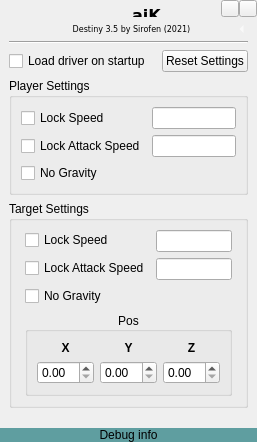
Before: the Qt Designer form aikwidget.ui in sirofen/aiK, drawn with Qt 5.
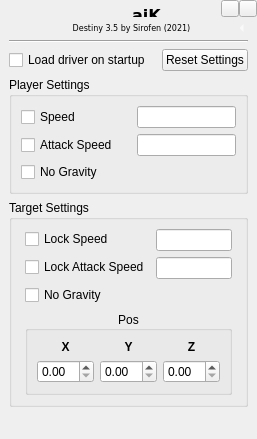
After: the same form once the commit is applied. Custom widgets are drawn as their Qt base class.

Commit message: new console plain text frame

```diff
--- a/aikwidget.ui
+++ b/aikwidget.ui
@@ -10,15 +10,27 @@
     <x>0</x>
     <y>0</y>
     <width>257</width>
-    <height>442</height>
+    <height>439</height>
    </rect>
   </property>
   <property name="sizePolicy">
-   <sizepolicy hsizetype="Preferred" vsizetype="MinimumExpanding">
+   <sizepolicy hsizetype="Preferred" vsizetype="Expanding">
     <horstretch>0</horstretch>
     <verstretch>0</verstretch>
    </sizepolicy>
   </property>
+  <property name="minimumSize">
+   <size>
+    <width>0</width>
+    <height>0</height>
+   </size>
+  </property>
+  <property name="maximumSize">
+   <size>
+    <width>257</width>
+    <height>439</height>
+   </size>
+  </property>
   <property name="windowTitle">
    <string notr="true">aiK</string>
   </property>
@@ -32,6 +44,9 @@
    <locale language="English" country="UnitedStates"/>
   </property>
   <layout class="QVBoxLayout" name="verticalLayout_2">
+   <property name="spacing">
+    <number>5</number>
+   </property>
    <property name="leftMargin">
     <number>0</number>
    </property>
@@ -781,7 +796,7 @@
        </property>
        <layout class="QGridLayout" name="gridLayout_2">
         <item row="0" column="0">
-         <layout class="QFormLayout" name="playerLayout">
+         <layout class="QGridLayout" name="gridLayout">
           <property name="leftMargin">
            <number>0</number>
           </property>
@@ -795,7 +810,7 @@
            <number>0</number>
           </property>
           <item row="0" column="0">
-           <widget class="QCheckBox" name="playerLockSpeedCheck">
+           <widget class="QCheckBox" name="playerEnableSpeedCheck">
             <property name="sizePolicy">
              <sizepolicy hsizetype="Preferred" vsizetype="Preferred">
               <horstretch>0</horstretch>
@@ -803,11 +818,11 @@
              </sizepolicy>
             </property>
             <property name="text">
-             <string>Lock Speed</string>
+             <string>Speed</string>
             </property>
            </widget>
           </item>
-          <item row="0" column="1">
+          <item row="0" column="2">
            <widget class="QLineEdit" name="playerSpeedMod">
             <property name="sizePolicy">
              <sizepolicy hsizetype="Preferred" vsizetype="Preferred">
@@ -818,7 +833,7 @@
            </widget>
           </item>
           <item row="1" column="0">
-           <widget class="QCheckBox" name="playerLockAttackSpeedCheck">
+           <widget class="QCheckBox" name="playerEnableAttackSpeedCheck">
             <property name="sizePolicy">
              <sizepolicy hsizetype="Preferred" vsizetype="Preferred">
               <horstretch>0</horstretch>
@@ -826,17 +841,7 @@
              </sizepolicy>
             </property>
             <property name="text">
-             <string>Lock Attack Speed</string>
-            </property>
-           </widget>
-          </item>
-          <item row="1" column="1">
-           <widget class="QLineEdit" name="playerAttackSpeedMod">
-            <property name="sizePolicy">
-             <sizepolicy hsizetype="Preferred" vsizetype="Preferred">
-              <horstretch>0</horstretch>
-              <verstretch>0</verstretch>
-             </sizepolicy>
+             <string>Attack Speed</string>
             </property>
            </widget>
           </item>
@@ -853,6 +858,41 @@
             </property>
            </widget>
           </item>
+          <item row="1" column="2">
+           <widget class="QLineEdit" name="playerAttackSpeedMod">
+            <property name="sizePolicy">
+             <sizepolicy hsizetype="Preferred" vsizetype="Preferred">
+              <horstretch>0</horstretch>
+              <verstretch>0</verstretch>
+             </sizepolicy>
+            </property>
+            <property name="toolTip">
+             <string>&lt;style&gt;
+p.line_height {
+line-height: 0.3
+}
+&lt;/style&gt;
+&lt;html&gt;&lt;head/&gt;&lt;body&gt;&lt;p class=&quot;line_height&quot;&gt;Write Literal value or an Operation.&lt;/p&gt;&lt;p class=&quot;line_height&quot;&gt;Supported operators: &lt;span style=&quot; font-weight:600;&quot;&gt;- + *&lt;/span&gt;&lt;/p&gt;&lt;p&gt;Operation example:&lt;span style=&quot; font-weight:600;&quot;&gt; *0.25&lt;/span&gt;&lt;/p&gt;&lt;/body&gt;&lt;/html&gt;</string>
+            </property>
+           </widget>
+          </item>
+          <item row="0" column="1">
+           <widget class="QLabel" name="playerSpeedFunLabel">
+            <property name="toolTip">
+             <string>Operation on Speed</string>
+            </property>
+            <property name="text">
+             <string/>
+            </property>
+           </widget>
+          </item>
+          <item row="1" column="1">
+           <widget class="QLabel" name="playerAttackSpeedFunLabel">
+            <property name="text">
+             <string/>
+            </property>
+           </widget>
+          </item>
          </layout>
         </item>
        </layout>
@@ -1059,21 +1099,21 @@
        </layout>
       </widget>
      </item>
-     <item>
-      <spacer name="verticalSpacer">
-       <property name="orientation">
-        <enum>Qt::Vertical</enum>
-       </property>
-       <property name="sizeHint" stdset="0">
-        <size>
-         <width>20</width>
-         <height>40</height>
-        </size>
-       </property>
-      </spacer>
-     </item>
     </layout>
    </item>
+   <item>
+    <spacer name="verticalSpacer">
+     <property name="orientation">
+      <enum>Qt::Vertical</enum>
+     </property>
+     <property name="sizeHint" stdset="0">
+      <size>
+       <width>20</width>
+       <height>0</height>
+      </size>
+     </property>
+    </spacer>
+   </item>
    <item>
     <widget class="QFrame" name="consoleFrame">
      <property name="sizePolicy">
@@ -1083,43 +1123,55 @@
       </sizepolicy>
      </property>
      <layout class="QVBoxLayout" name="verticalLayout" stretch="0">
+      <property name="spacing">
+       <number>0</number>
+      </property>
       <property name="sizeConstraint">
        <enum>QLayout::SetDefaultConstraint</enum>
       </property>
       <property name="leftMargin">
-       <number>0</number>
+       <number>9</number>
       </property>
       <property name="topMargin">
        <number>0</number>
       </property>
       <property name="rightMargin">
-       <number>0</number>
+       <number>9</number>
       </property>
       <property name="bottomMargin">
-       <number>0</number>
+       <number>9</number>
       </property>
       <item>
-       <widget class="QLabel" name="consoleLogLabel">
-        <property name="enabled">
-         <bool>true</bool>
-        </property>
+       <widget class="QPlainTextEdit" name="consolePlainText">
         <property name="sizePolicy">
-         <sizepolicy hsizetype="Ignored" vsizetype="Preferred">
+         <sizepolicy hsizetype="Preferred" vsizetype="Maximum">
           <horstretch>0</horstretch>
           <verstretch>0</verstretch>
          </sizepolicy>
         </property>
-        <property name="text">
-         <string>&lt;p style=&quot;text-align: center;background-color:CadetBlue;&quot;&gt;Debug info&lt;/p&gt;</string>
+        <property name="minimumSize">
+         <size>
+          <width>0</width>
+          <height>0</height>
+         </size>
         </property>
-        <property name="textFormat">
-         <enum>Qt::AutoText</enum>
+        <property name="maximumSize">
+         <size>
+          <width>16777215</width>
+          <height>0</height>
+         </size>
         </property>
-        <property name="alignment">
-         <set>Qt::AlignLeading|Qt::AlignLeft|Qt::AlignVCenter</set>
+        <property name="baseSize">
+         <size>
+          <width>0</width>
+          <height>150</height>
+         </size>
         </property>
-        <property name="indent">
-         <number>-1</number>
+        <property name="readOnly">
+         <bool>true</bool>
+        </property>
+        <property name="plainText">
+         <string>&lt;h1&gt;ASDS&lt;/h1&gt;</string>
         </property>
        </widget>
       </item>
```
Left out of the diff: 17 changed lines with no effect on the pictures. The commit also changes 7 other files.
